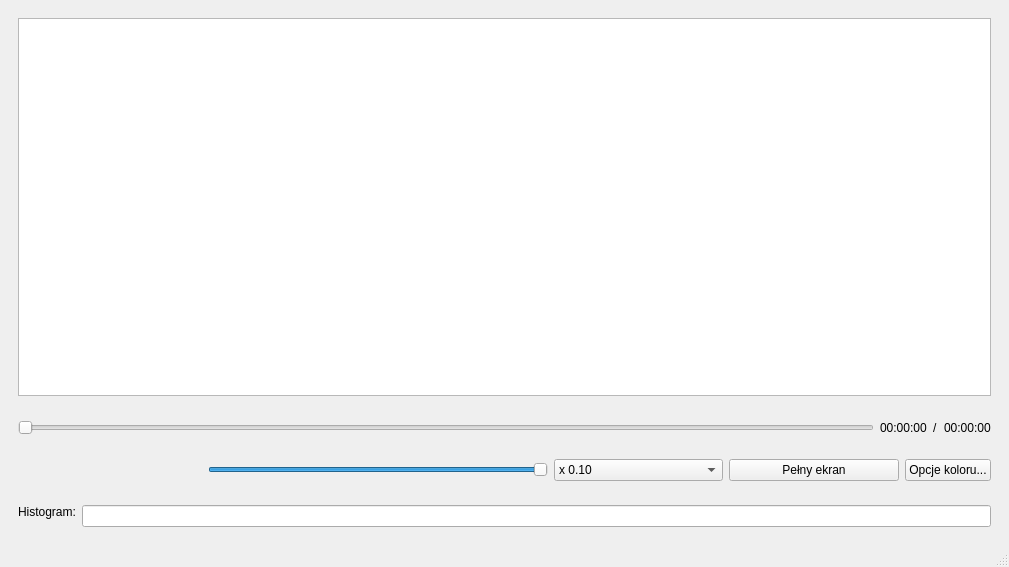
Old version of the form GUI/ui/player/pmplayerview.ui in the repository jurikimurik/PMP.
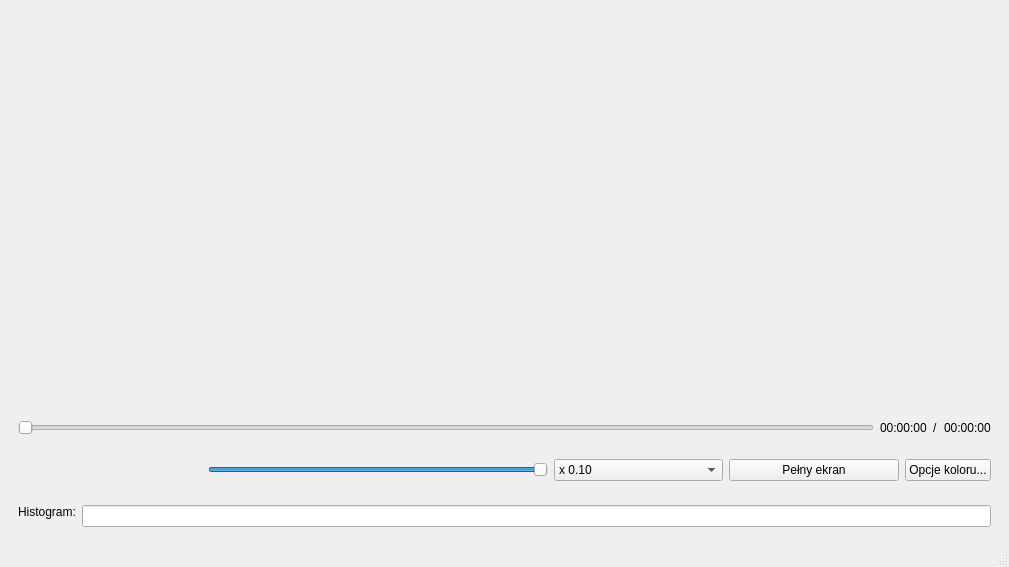
New version of the form. Icons and pictures are not drawn.

The edit to the form file:
```diff
--- a/GUI/ui/player/pmplayerview.ui
+++ b/GUI/ui/player/pmplayerview.ui
@@ -30,11 +30,7 @@
         <verstretch>0</verstretch>
        </sizepolicy>
       </property>
-      <layout class="QHBoxLayout" name="horizontalLayout">
-       <item>
-        <widget class="QGraphicsView" name="graphicsView"/>
-       </item>
-      </layout>
+      <layout class="QHBoxLayout" name="horizontalLayout"/>
      </widget>
     </item>
     <item>
```
